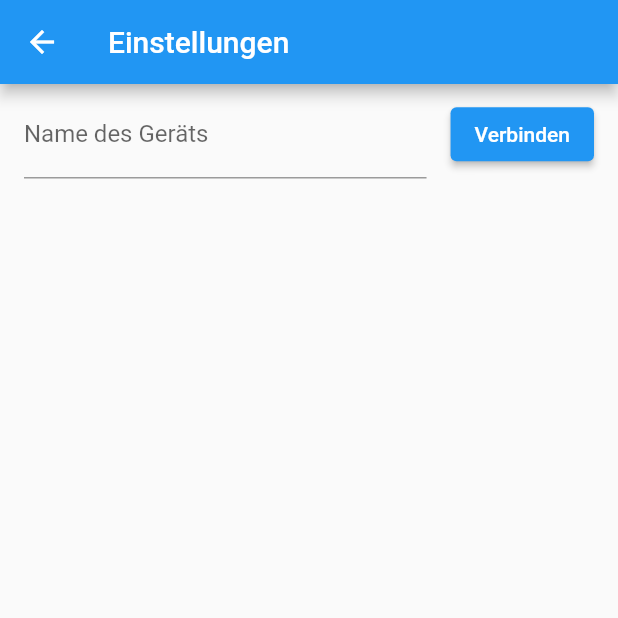
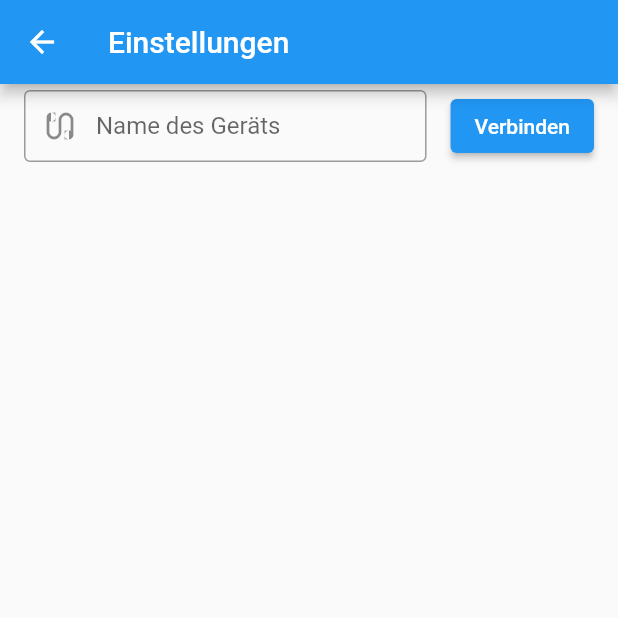
Before and after one commit to tomeckardt/karteikarten, a Flutter app: the Settings screen opened directly, on a phone screen of 412 x 824 dp, the top half of it. Run offline on Flutter 3.47's test engine with Material 2 defaults, Android fonts, the phone set to English and light mode, and no system bars; our stand-ins replace hive; missing offline and left inert: esense_flutter; accounts and stored records are empty.

```diff
--- a/lib/settings.dart
+++ b/lib/settings.dart
@@ -10,16 +10,13 @@ class Settings extends StatefulWidget {
 
 class _SettingsState extends State<Settings> {
 
-  late final Box _settings;
+  late Box _settings;
 
   @override
   Widget build(BuildContext context) {
     return Scaffold(
       appBar: AppBar(
-          leading: IconButton(
-            onPressed: Navigator.of(context).pop,
-            icon: const Icon(Icons.arrow_back)
-          ),
+          leading: const BackButton(),
           title: const Text("Einstellungen")
       ),
       body: FutureBuilder(
@@ -31,11 +28,14 @@ class _SettingsState extends State<Settings> {
                 ListTile(
                   title: const TextField(
                     decoration: InputDecoration(
+                        prefixIcon: Icon(Icons.earbuds_sharp),
+                        contentPadding: EdgeInsets.all(10),
+                        border: OutlineInputBorder(),
                         labelText: "Name des Geräts"
                     ),
                   ),
                   trailing: ElevatedButton(onPressed: () { }, child: const Text("Verbinden")),
-                )
+                ),
               ],
             );
           }
```
Also changed, not shown: lib/edit_deck.dart (+37 -10 lines).
